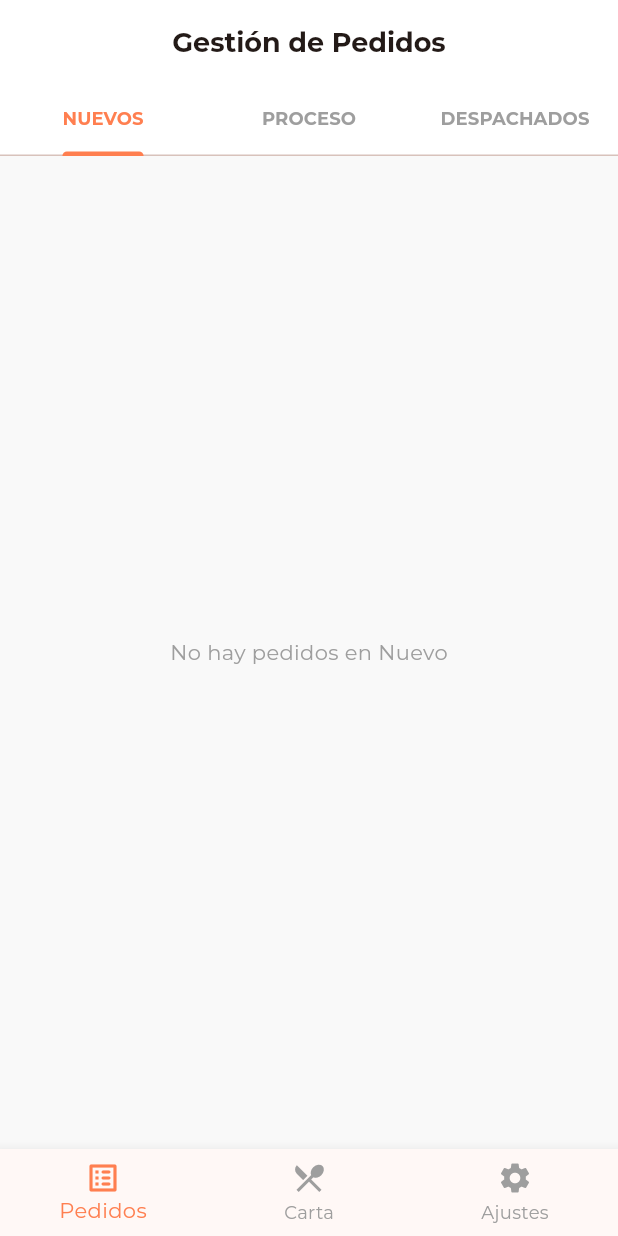
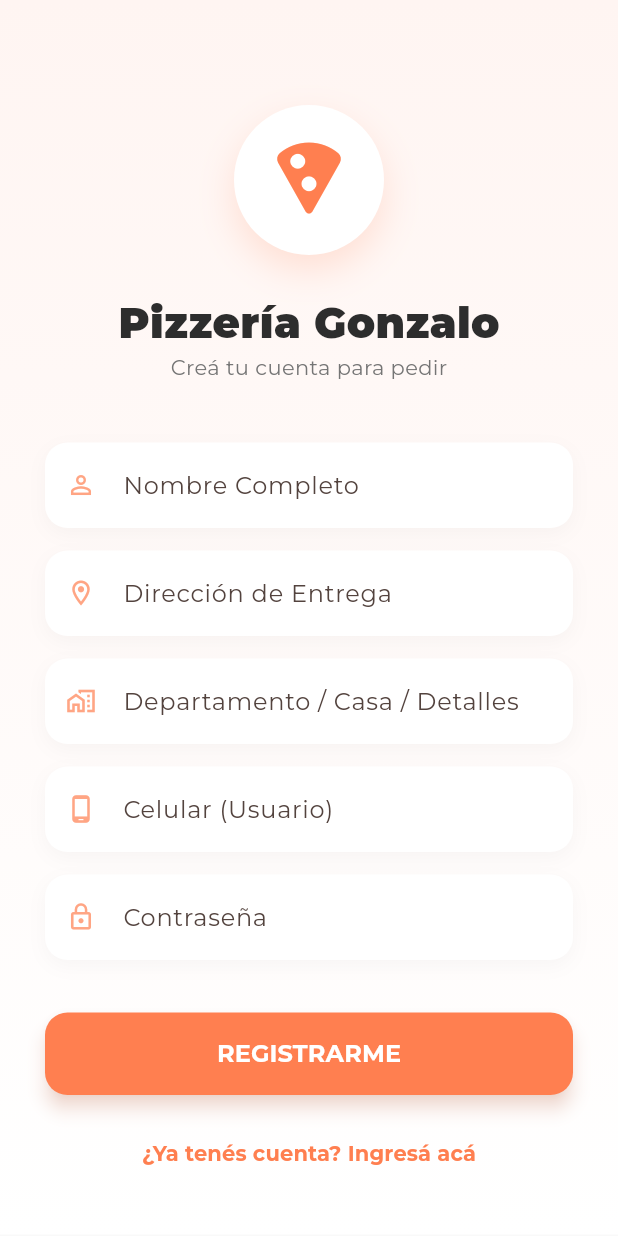
Before and after one commit to CARsoftAR/mi_pedido, a Flutter app: the screen it shows after launch, on a phone screen of 412 x 824 dp. Run offline on Flutter 3.47's test engine with Material 3 defaults, Android fonts, the phone set to English and light mode, and no system bars; our stand-ins replace cloud_firestore, firebase_core, google_fonts, image_picker, shared_preferences; accounts and stored records are empty.

Commit message:
Lanzamiento App del Cliente: Login Premium, Persistencia de sesión y Carta Digital con Estado del Local

```diff
--- /dev/null
+++ b/lib/login_screen.dart
@@ -0,0 +1,172 @@
+import 'package:flutter/material.dart';
+import 'package:cloud_firestore/cloud_firestore.dart';
+import 'package:google_fonts/google_fonts.dart';
+import 'package:shared_preferences/shared_preferences.dart';
+import 'client_carta_screen.dart';
+
+class LoginScreen extends StatefulWidget {
+  const LoginScreen({super.key});
+
+  @override
+  State<LoginScreen> createState() => _LoginScreenState();
+}
+
+class _LoginScreenState extends State<LoginScreen> {
+  final _nameController = TextEditingController();
+  final _addressController = TextEditingController();
+  final _detailsController = TextEditingController();
+  final _phoneController = TextEditingController();
+  final _passController = TextEditingController();
+
+  bool _isLoading = false;
+  bool _isRegistering = true;
+
+  Future<void> _handleAuth() async {
+    if (_nameController.text.isEmpty || _addressController.text.isEmpty || _phoneController.text.isEmpty || _passController.text.isEmpty) {
+      _showError("Por favor completa todos los campos obligatorios.");
+      return;
+    }
+
+    setState(() => _isLoading = true);
+    try {
+      if (_isRegistering) {
+        // Registro
+        final userDoc = await FirebaseFirestore.instance.collection('usuarios').doc(_phoneController.text.trim()).get();
+        if (userDoc.exists) {
+          _showError("Este número de celular ya está registrado.");
+          setState(() => _isLoading = false);
+          return;
+        }
+
+        await FirebaseFirestore.instance.collection('usuarios').doc(_phoneController.text.trim()).set({
+          'nombre': _nameController.text.trim(),
+          'direccion': _addressController.text.trim(),
+          'detalles_direccion': _detailsController.text.trim(),
+          'celular': _phoneController.text.trim(),
+          'password': _passController.text.trim(), // En una app real usaríamos Firebase Auth, pero seguimos el flujo pedido
+          'createdAt': FieldValue.serverTimestamp(),
+        });
+      } else {
+        // Login Simple
+        final userDoc = await FirebaseFirestore.instance.collection('usuarios').doc(_phoneController.text.trim()).get();
+        if (!userDoc.exists || userDoc.data()?['password'] != _passController.text.trim()) {
+          _showError("Celular o contraseña incorrectos.");
+          setState(() => _isLoading = false);
+          return;
+        }
+      }
+
+      // Persistencia
+      final prefs = await SharedPreferences.getInstance();
+      await prefs.setBool('isLoggedIn', true);
+      await prefs.setString('userPhone', _phoneController.text.trim());
+      await prefs.setString('userName', _nameController.text.trim());
+
+      if (mounted) {
+        Navigator.pushReplacement(context, MaterialPageRoute(builder: (_) => const ClientCartaScreen()));
+      }
+    } catch (e) {
+      _showError("Error: $e");
+    } finally {
+      if (mounted) setState(() => _isLoading = false);
+    }
+  }
+
+  void _showError(String msg) {
+    ScaffoldMessenger.of(context).showSnackBar(SnackBar(content: Text(msg), backgroundColor: Colors.red));
+  }
+
+  @override
+  Widget build(BuildContext context) {
+    return Scaffold(
+      body: Container(
+        width: double.infinity,
+        decoration: const BoxDecoration(
+          gradient: LinearGradient(
+            begin: Alignment.topCenter,
+            end: Alignment.bottomCenter,
+            colors: [Color(0xFFFFF5F2), Colors.white],
+          ),
+        ),
+        child: SafeArea(
+          child: SingleChildScrollView(
+            padding: const EdgeInsets.all(30),
+            child: Column(
+              children: [
+                const SizedBox(height: 40),
+                Container(
+                  padding: const EdgeInsets.all(20),
+                  decoration: BoxDecoration(
+                    color: Colors.white,
+                    shape: BoxShape.circle,
+                    boxShadow: [BoxShadow(color: const Color(0xFFFF7F50).withOpacity(0.2), blurRadius: 20, offset: const Offset(0, 10))],
+                  ),
+                  child: const Icon(Icons.local_pizza_rounded, size: 60, color: Color(0xFFFF7F50)),
+                ),
+                const SizedBox(height: 25),
+                GestureDetector(
+                  onLongPress: () => Navigator.pushNamed(context, '/admin'),
+                  child: Text("Pizzería Gonzalo", style: GoogleFonts.montserrat(fontSize: 28, fontWeight: FontWeight.w900, color: const Color(0xFF2D2D2D))),
+                ),
+                Text(_isRegistering ? "Creá tu cuenta para pedir" : "¡Qué bueno verte de nuevo!", style: GoogleFonts.montserrat(fontSize: 14, color: Colors.grey[600])),
+                const SizedBox(height: 40),
+
+                if (_isRegistering) ...[
+                  _buildInput("Nombre Completo", _nameController, Icons.person_outline),
+                  _buildInput("Dirección de Entrega", _addressController, Icons.location_on_outlined),
+                  _buildInput("Departamento / Casa / Detalles", _detailsController, Icons.maps_home_work_outlined),
+                ],
+                _buildInput("Celular (Usuario)", _phoneController, Icons.phone_android_outlined, isPhone: true),
+                _buildInput("Contraseña", _passController, Icons.lock_outline, isPass: true),
+
+                const SizedBox(height: 20),
+                ElevatedButton(
+                  onPressed: _isLoading ? null : _handleAuth,
+                  style: ElevatedButton.styleFrom(
+                    backgroundColor: const Color(0xFFFF7F50),
+                    foregroundColor: Colors.white,
+                    minimumSize: const Size(double.infinity, 55),
+                    shape: RoundedRectangleBorder(borderRadius: BorderRadius.circular(15)),
+                    elevation: 5,
+                    shadowColor: const Color(0xFFFF7F50).withOpacity(0.4),
+                  ),
+                  child: _isLoading
+                    ? const CircularProgressIndicator(color: Colors.white)
+                    : Text(_isRegistering ? "REGISTRARME" : "INGRESAR", style: const TextStyle(fontWeight: FontWeight.bold, fontSize: 16)),
+                ),
+                const SizedBox(height: 15),
+                TextButton(
+                  onPressed: () => setState(() => _isRegistering = !_isRegistering),
+                  child: Text(_isRegistering ? "¿Ya tenés cuenta? Ingresá acá" : "¿Sos nuevo? Creá tu cuenta", style: GoogleFonts.montserrat(color: const Color(0xFFFF7F50), fontWeight: FontWeight.bold)),
+                ),
+              ],
+            ),
+          ),
+        ),
+      ),
+    );
+  }
+
+  Widget _buildInput(String label, TextEditingController controller, IconData icon, {bool isPass = false, bool isPhone = false}) {
+    return Container(
+      margin: const EdgeInsets.only(bottom: 15),
+      decoration: BoxDecoration(
+        color: Colors.white,
+        borderRadius: BorderRadius.circular(15),
+        boxShadow: [BoxShadow(color: Colors.black.withOpacity(0.03), blurRadius: 10, offset: const Offset(0, 4))],
+      ),
+      child: TextField(
+        controller: controller,
+        obscureText: isPass,
+        keyboardType: isPhone ? TextInputType.phone : TextInputType.text,
+        style: GoogleFonts.montserrat(fontSize: 14),
+        decoration: InputDecoration(
+          labelText: label,
+          prefixIcon: Icon(icon, color: const Color(0xFFFF7F50).withOpacity(0.7), size: 20),
+          border: OutlineInputBorder(borderRadius: BorderRadius.circular(15), borderSide: BorderSide.none),
+          contentPadding: const EdgeInsets.symmetric(vertical: 18),
+        ),
+      ),
+    );
+  }
+}
--- a/lib/main.dart
+++ b/lib/main.dart
@@ -1,9 +1,12 @@
 import 'package:flutter/material.dart';
 import 'package:firebase_core/firebase_core.dart';
 import 'package:google_fonts/google_fonts.dart';
+import 'package:shared_preferences/shared_preferences.dart';
 import 'package:pizzeria/configuracion_page.dart';
 import 'package:pizzeria/product_list_screen.dart';
 import 'package:pizzeria/orders_screen.dart';
+import 'package:pizzeria/login_screen.dart';
+import 'package:pizzeria/client_carta_screen.dart';
 
 void main() async {
   WidgetsFlutterBinding.ensureInitialized();
@@ -12,11 +15,16 @@ void main() async {
   } catch (e) {
     debugPrint("Firebase Error: $e");
   }
-  runApp(const MiPedidoApp());
+
+  final prefs = await SharedPreferences.getInstance();
+  final bool isLoggedIn = prefs.getBool('isLoggedIn') ?? false;
+
+  runApp(MiPedidoApp(isLoggedIn: isLoggedIn));
 }
 
 class MiPedidoApp extends StatelessWidget {
-  const MiPedidoApp({super.key});
+  final bool isLoggedIn;
+  const MiPedidoApp({super.key, required this.isLoggedIn});
 
   @override
   Widget build(BuildContext context) {
@@ -29,19 +37,24 @@ class MiPedidoApp extends StatelessWidget {
         scaffoldBackgroundColor: const Color(0xFFF9F9F9),
         colorScheme: ColorScheme.fromSeed(seedColor: const Color(0xFFFF7F50)),
       ),
-      home: const MainWrapper(),
+      home: isLoggedIn ? const ClientCartaScreen() : const LoginScreen(),
+      routes: {
+        '/admin': (context) => const AdminMainWrapper(),
+        '/login': (context) => const LoginScreen(),
+        '/carta': (context) => const ClientCartaScreen(),
+      },
     );
   }
 }
 
-class MainWrapper extends StatefulWidget {
-  const MainWrapper({super.key});
+class AdminMainWrapper extends StatefulWidget {
+  const AdminMainWrapper({super.key});
 
   @override
-  State<MainWrapper> createState() => _MainWrapperState();
+  State<AdminMainWrapper> createState() => _AdminMainWrapperState();
 }
 
-class _MainWrapperState extends State<MainWrapper> {
+class _AdminMainWrapperState extends State<AdminMainWrapper> {
   int _index = 0;
   final _pages = [
     const OrdersScreen(),
--- a/pubspec.yaml
+++ b/pubspec.yaml
@@ -41,6 +41,7 @@ dependencies:
   image_picker: ^1.2.1
   firebase_storage: ^13.2.0
   intl: ^0.19.0
+  shared_preferences: ^2.5.5
 
 dev_dependencies:
   flutter_test:
```
Also changed, not shown: lib/client_carta_screen.dart (added, +254 -0 lines), pubspec.lock, 1 other file.
